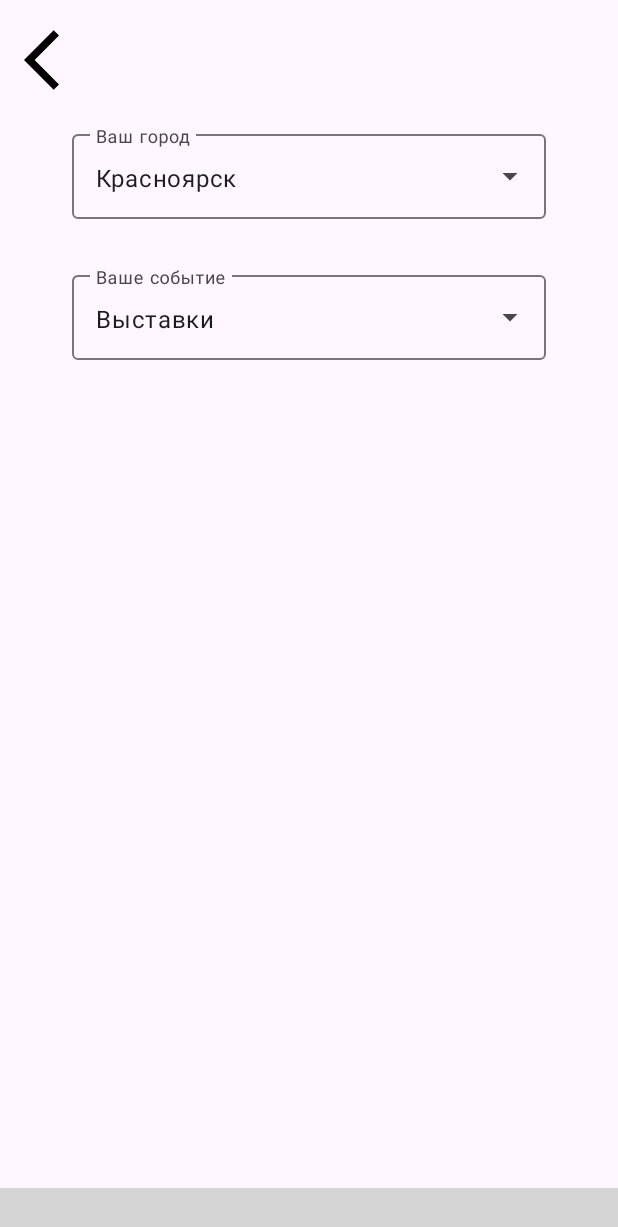
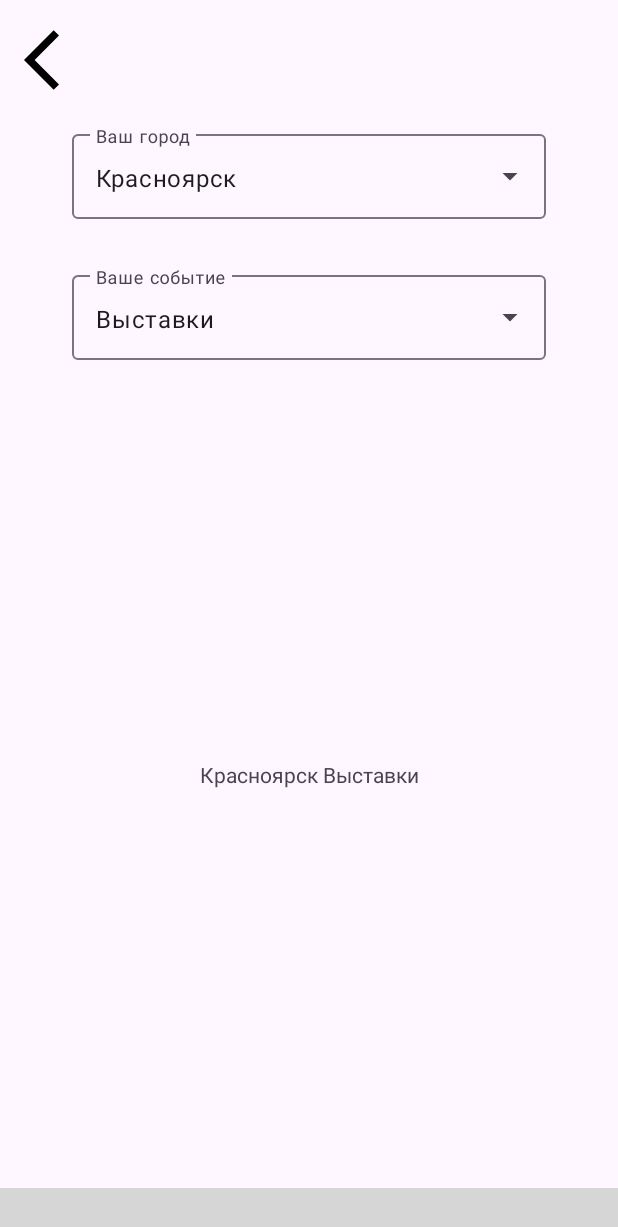
Before and after one commit to dulllizard/mobileStudy, an Android app: the screen it shows after launch (MainActivity), after a tap on "Кнопка настроек", on a phone screen of 412 x 824 dp. Shown: the top 1227 px of the screen. Run offline under Robolectric (Android 15) with nearby library versions, the phone set to English and light mode, and no system bars; our stand-ins replace Picasso; libraries missing offline, so code that uses them is left out: com.etebarian.meowbottomnavigation; plain views replace MeowBottomNavigation; pictures from the network do not load; 6 statements that could not run were skipped; grey boxes are pictures that could not be loaded.

Commit message:
Добавлена псевдо таблица настроек БД

```diff
--- /dev/null
+++ b/app/src/main/java/com/example/mobilestudy/data/DummyDatabaseSettings.java
@@ -0,0 +1,65 @@
+package com.example.mobilestudy.data;
+
+
+import java.util.ArrayList;
+import java.util.List;
+
+public class DummyDatabaseSettings {
+
+    private String city;
+    private String eventType;
+
+    private String[] availableCities;
+
+    private String[] availableEventTypes;
+
+    DummyDatabaseSettings() {
+        setCity("Красноярск");
+        setEventType("Выставки");
+
+        availableCities = new String[]{"Красноярск", "Москва", "Новосибирск"};
+        availableEventTypes = new String[]{"Выставки", "Концерты"};
+
+    }
+
+    private static DummyDatabaseSettings instance;
+
+    public static DummyDatabaseSettings getInstance() {
+        if (instance == null) {
+            instance = new DummyDatabaseSettings();
+        }
+        return instance;
+    }
+
+    public String getCity() {
+        return city;
+    }
+
+    public void setCity(String city) {
+        this.city = city;
+    }
+
+    public String getEventType() {
+        return eventType;
+    }
+
+    public void setEventType(String eventType) {
+        this.eventType = eventType;
+    }
+
+    public String[] getAvailableCities() {
+        return availableCities;
+    }
+
+    public void setAvailableCities(String[] availableCities) {
+        this.availableCities = availableCities;
+    }
+
+    public String[] getAvailableEventTypes() {
+        return availableEventTypes;
+    }
+
+    public void setAvailableEventTypes(String[] availableEventTypes) {
+        this.availableEventTypes = availableEventTypes;
+    }
+}
--- a/app/src/main/java/com/example/mobilestudy/ui/settings/SettingsFragment.java
+++ b/app/src/main/java/com/example/mobilestudy/ui/settings/SettingsFragment.java
@@ -9,9 +9,12 @@ import androidx.fragment.app.Fragment;
 import android.view.LayoutInflater;
 import android.view.View;
 import android.view.ViewGroup;
+import android.widget.AdapterView;
 import android.widget.ArrayAdapter;
 
 import com.example.mobilestudy.R;
+import com.example.mobilestudy.data.DummyDatabaseCard;
+import com.example.mobilestudy.data.DummyDatabaseSettings;
 import com.example.mobilestudy.databinding.FragmentSettingsBinding;
 
 
@@ -29,6 +32,8 @@ public class SettingsFragment extends Fragment {
      * Слушатель нажатия кнопки "назад"
      */
     private OnBackButtonClickListener backButtonClickListener;
+
+    private DummyDatabaseSettings settingsDatabase;
 
     /**
      * Метод, вызываемый при присоединении фрагмента к его контексту.
@@ -59,12 +64,34 @@ public class SettingsFragment extends Fragment {
         binding = FragmentSettingsBinding.inflate(inflater, container, false);
         View view = binding.getRoot();
 
-        String[] cities = getResources().getStringArray(R.array.cities);
-        String[] events = getResources().getStringArray(R.array.events);
+        settingsDatabase = DummyDatabaseSettings.getInstance();
+
+        String[] cities = settingsDatabase.getAvailableCities();
+        String[] events = settingsDatabase.getAvailableEventTypes();
         ArrayAdapter<String> citiesAdapter = new ArrayAdapter<>(requireContext(), R.layout.dropdown_item, cities);
         ArrayAdapter<String> eventsAdapter = new ArrayAdapter<>(requireContext(), R.layout.dropdown_item, events);
         binding.dropdownCities.setAdapter(citiesAdapter);
         binding.dropdownEvents.setAdapter(eventsAdapter);
+
+        updateSettingsChosenText();
+
+        binding.dropdownCities.setOnItemClickListener(new AdapterView.OnItemClickListener() {
+            @Override
+            public void onItemClick(AdapterView<?> parent, View view, int position, long id) {
+                String selectedCity = (String) parent.getItemAtPosition(position);
+                settingsDatabase.setCity(selectedCity);
+                updateSettingsChosenText();
+            }
+        });
+
+        binding.dropdownEvents.setOnItemClickListener(new AdapterView.OnItemClickListener() {
+            @Override
+            public void onItemClick(AdapterView<?> parent, View view, int position, long id) {
+                String selectedEventType = (String) parent.getItemAtPosition(position);
+                settingsDatabase.setEventType(selectedEventType);
+                updateSettingsChosenText();
+            }
+        });
 
 
         binding.backButton.setOnClickListener(new View.OnClickListener() {
@@ -75,6 +102,11 @@ public class SettingsFragment extends Fragment {
         });
 
         return view;
+    }
+
+    private void updateSettingsChosenText() {
+        String chosenText = settingsDatabase.getCity() + " " + settingsDatabase.getEventType();
+        binding.settingsChosen.setText(chosenText);
     }
 
     /**
--- a/app/src/main/res/layout/fragment_settings.xml
+++ b/app/src/main/res/layout/fragment_settings.xml
@@ -48,6 +48,7 @@
         </com.google.android.material.textfield.TextInputLayout>
 
         <com.google.android.material.textfield.TextInputLayout
+            android:id="@+id/textInputLayout2"
             style="@style/Widget.Material3.TextInputLayout.OutlinedBox.ExposedDropdownMenu"
             android:layout_width="match_parent"
             android:layout_height="wrap_content"
@@ -70,6 +71,16 @@
 
         </com.google.android.material.textfield.TextInputLayout>
 
+        <TextView
+            android:id="@+id/settingsChosen"
+            android:layout_width="wrap_content"
+            android:layout_height="wrap_content"
+            android:text="qwerty"
+            app:layout_constraintBottom_toBottomOf="parent"
+            app:layout_constraintEnd_toEndOf="parent"
+            app:layout_constraintStart_toStartOf="parent"
+            app:layout_constraintTop_toBottomOf="@+id/textInputLayout2" />
+
     </androidx.constraintlayout.widget.ConstraintLayout>
 
 </RelativeLayout>
```
